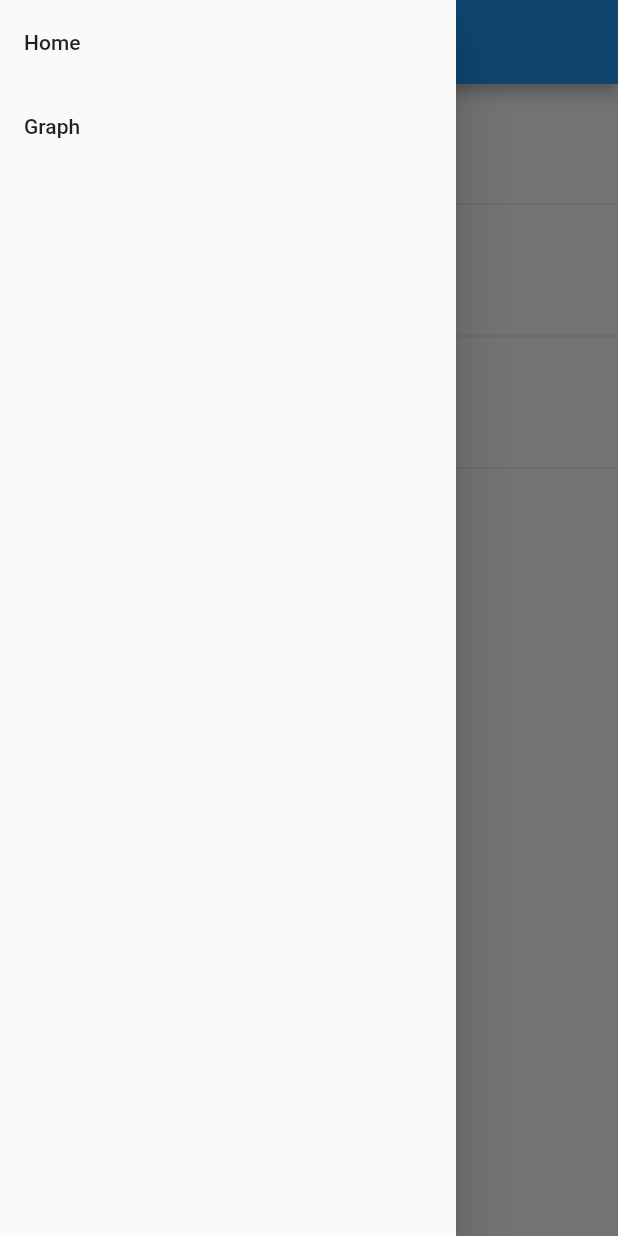
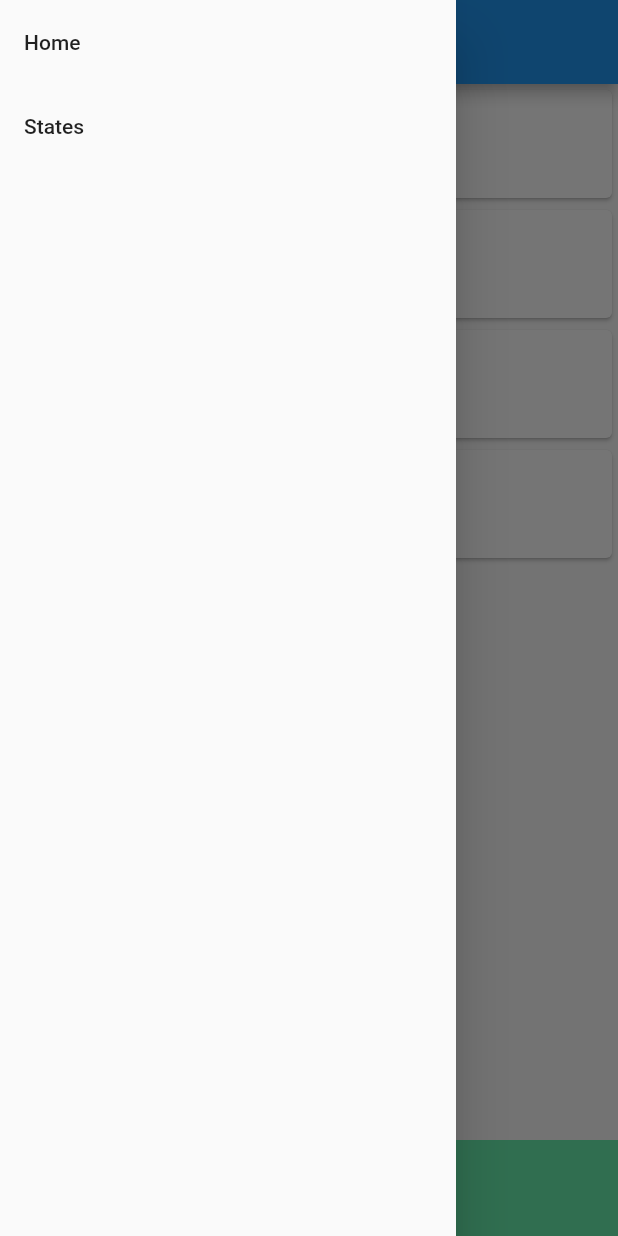
Before and after one commit to Ayush1325/Coronavirus-Status, a Flutter app: the screen it shows after launch, with the side drawer open, on a phone screen of 412 x 824 dp. Run offline on Flutter 3.47's test engine with Material 2 defaults, Android fonts, the phone set to English and light mode, and no system bars; network calls fail.

Commit message:
feat: States table seems good.
body: Will add district stuff later.
      Also added some visual stuff to other parts.

```diff
--- a/lib/components/info_item.dart
+++ b/lib/components/info_item.dart
@@ -10,7 +10,8 @@ class InfoItem extends StatelessWidget {
 
   @override
   Widget build(BuildContext context) {
-    return ListTile(
+    return Card(
+      child: ListTile(
         title: Text(
           this.title,
           style: TextStyle(
@@ -36,6 +37,7 @@ class InfoItem extends StatelessWidget {
             ),
           ),
         ),
+      ),
     );
   }
 }
--- a/lib/components/info_list.dart
+++ b/lib/components/info_list.dart
@@ -7,14 +7,13 @@ class InfoList extends StatelessWidget {
   @override
   Widget build(BuildContext context) {
     return Consumer<GeneralData>(
-      builder: (context, model, _) => ListView.separated(
+      builder: (context, model, _) => ListView.builder(
         itemBuilder: (context, index) => InfoItem(
           title: model.data[index].title,
           count: model.data[index].num,
           delta: model.data[index].delta,
           color: model.data[index].color,
         ),
-        separatorBuilder: (BuildContext context, int index) => const Divider(),
         itemCount: model.data.length,
       ),
     );
--- /dev/null
+++ b/lib/components/last_updated.dart
@@ -0,0 +1,31 @@
+import 'package:coronavirusstatus/providers/general_data.dart';
+import 'package:flutter/cupertino.dart';
+import 'package:flutter/material.dart';
+import 'package:intl/intl.dart';
+import 'package:provider/provider.dart';
+
+class LastUpdated extends StatelessWidget {
+  @override
+  Widget build(BuildContext context) {
+    return Consumer<GeneralData>(
+      builder: (context, model, _) => Container(
+        color: Colors.greenAccent,
+        padding: EdgeInsets.all(10),
+        child: Column(
+          mainAxisSize: MainAxisSize.min,
+          crossAxisAlignment: CrossAxisAlignment.stretch,
+          children: <Widget>[
+            Text(
+              "Last Updated: " + model.delta + " ago",
+              style: TextStyle(fontSize: 20, fontWeight: FontWeight.bold),
+            ),
+            Text(
+              DateFormat("dd MMM HH:mm").format(model.lastUpdated) + " IST",
+              style: TextStyle(fontSize: 18),
+            ),
+          ],
+        ),
+      ),
+    );
+  }
+}
--- a/lib/components/nav_drawer.dart
+++ b/lib/components/nav_drawer.dart
@@ -1,11 +1,11 @@
 import 'package:flutter/material.dart';
 
-const list = [
-  ["Home", "/home"],
-  ["Graph", "/graph"]
-];
+class NavDrawer extends StatelessWidget {
+  final list = [
+    ["Home", "/home"],
+    ['States', "/states"],
+  ];
 
-class NavDrawer extends StatelessWidget {
   @override
   Widget build(BuildContext context) {
     return Drawer(
@@ -16,7 +16,7 @@ class NavDrawer extends StatelessWidget {
             title: Text(list[index][0]),
             onTap: () {
               Navigator.pop(context);
-              Navigator.pushNamed(context, list[index][2]);
+              Navigator.pushReplacementNamed(context, list[index][1]);
             },
           );
         },
--- a/lib/main.dart
+++ b/lib/main.dart
@@ -1,3 +1,4 @@
+import 'package:coronavirusstatus/pages/states.dart';
 import 'package:flutter/material.dart';
 import 'pages/home.dart';
 
@@ -13,6 +14,7 @@ class MyApp extends StatelessWidget {
       ),
       routes: {
         '/home': (context) => Home(),
+        '/states': (context) => States(),
       },
       initialRoute: '/home',
     );
--- a/lib/pages/home.dart
+++ b/lib/pages/home.dart
@@ -1,7 +1,7 @@
 import 'package:coronavirusstatus/components/info_list.dart';
+import 'package:coronavirusstatus/components/last_updated.dart';
 import 'package:coronavirusstatus/components/states_list.dart';
 import 'package:flutter/material.dart';
-import 'package:coronavirusstatus/components/bubbles_list.dart';
 import 'package:provider/provider.dart';
 import 'package:coronavirusstatus/components/nav_drawer.dart';
 import 'package:coronavirusstatus/providers/general_data.dart';
@@ -9,42 +9,15 @@ import 'package:coronavirusstatus/providers/general_data.dart';
 class Home extends StatelessWidget {
   @override
   Widget build(BuildContext context) {
-    return Scaffold(
-      appBar: AppBar(
-        title: Text("Home"),
-      ),
-      drawer: NavDrawer(),
-      body: ChangeNotifierProvider<GeneralData>(
-        create: (_) => GeneralData(),
-        child: InfoList(),
-      ),
-    );
-    return DefaultTabController(
-      length: 2,
+    return ChangeNotifierProvider<GeneralData>(
+      create: (_) => GeneralData(),
       child: Scaffold(
         appBar: AppBar(
           title: Text("Home"),
-          bottom: TabBar(
-            tabs: [
-              Tab(
-                text: "State",
-              ),
-              Tab(
-                text: "Data",
-              )
-            ],
-          ),
         ),
         drawer: NavDrawer(),
-        body: ChangeNotifierProvider<GeneralData>(
-          create: (_) => GeneralData(),
-          child: TabBarView(
-            children: <Widget>[
-              StatesList(),
-              BubblesList(),
-            ],
-          ),
-        ),
+        body: InfoList(),
+        bottomSheet: LastUpdated(),
       ),
     );
   }
--- /dev/null
+++ b/lib/pages/states.dart
@@ -0,0 +1,21 @@
+import 'package:coronavirusstatus/components/nav_drawer.dart';
+import 'package:coronavirusstatus/components/states_table.dart';
+import 'package:coronavirusstatus/providers/states_data.dart';
+import 'package:flutter/material.dart';
+import 'package:provider/provider.dart';
+
+class States extends StatelessWidget {
+  @override
+  Widget build(BuildContext context) {
+    return Scaffold(
+      appBar: AppBar(
+        title: Text("States"),
+      ),
+      drawer: NavDrawer(),
+      body: ChangeNotifierProvider<StatesData>(
+        create: (_) => StatesData(),
+        child: StatesTable(),
+      ),
+    );
+  }
+}
--- a/lib/providers/general_data.dart
+++ b/lib/providers/general_data.dart
@@ -1,17 +1,24 @@
 import 'dart:convert';
+import 'package:intl/intl.dart';
 
 import 'package:flutter/material.dart';
 import 'package:http/http.dart' as http;
 
 class GeneralData extends ChangeNotifier {
   List<Data> data;
+  DateTime lastUpdated;
+  String delta;
+
   GeneralData() {
     data = dummyData();
+    lastUpdated = DateTime.now();
+    _setUpdated();
     refresh();
   }
 
   void refresh() async {
     data = await fetchData();
+    _setUpdated();
     notifyListeners();
   }
 
@@ -24,6 +31,19 @@ class GeneralData extends ChangeNotifier {
     return temp;
   }
 
+  void _setUpdated() {
+    Duration temp = DateTime.now().difference(lastUpdated);
+    if (temp.inSeconds < 60) {
+      delta = "${temp.inSeconds} Seconds";
+    } else if (temp.inMinutes < 60) {
+      delta = "${temp.inMinutes} Minutes";
+    } else if (temp.inHours < 24) {
+      delta = "${(temp.inHours + (temp.inMinutes % 60)).ceil()} Hours";
+    } else {
+      delta = "${temp.inDays} Days";
+    }
+  }
+
   Future<List<Data>> fetchData() async {
     var res = await http.get("https://api.covid19india.org/data.json");
     Map<String, dynamic> body = jsonDecode(res.body);
@@ -31,6 +51,8 @@ class GeneralData extends ChangeNotifier {
     List<dynamic> keyValues = body['key_values'];
     Map<String, dynamic> total = states.first;
     Map<String, dynamic> deltas = keyValues.first;
+    lastUpdated =
+        DateFormat("dd/MM/yyyy HH:mm:ss").parse(deltas['lastupdatedtime']);
     List<Data> temp = List();
     temp.add(Data('Confirmed', int.parse(total['confirmed']),
         int.parse(deltas['confirmeddelta']), Colors.red));
--- a/pubspec.yaml
+++ b/pubspec.yaml
@@ -11,6 +11,7 @@ dependencies:
   cupertino_icons: ^0.1.2
   provider: ^4.0.4
   http: ^0.12.0+4
+  intl: ^0.16.1
 
 dev_dependencies:
   flutter_test:
```
Also changed, not shown: lib/components/bubbles_list.dart (deleted, +0 -27 lines), lib/components/info_bubble.dart (deleted, +0 -49 lines), lib/components/states_list.dart (+14 -13 lines), lib/components/states_table.dart (added, +41 -0 lines), lib/providers/states_data.dart (+63 -44 lines), pubspec.lock. Lines whose indentation alone changed are shown as unchanged.
